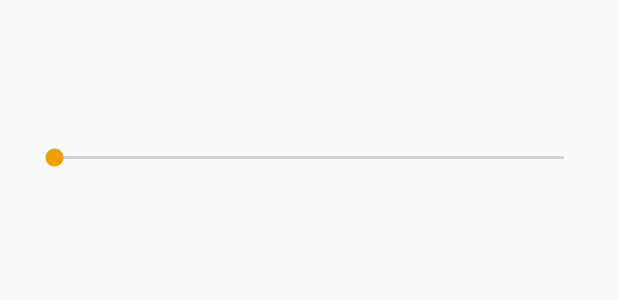
After one commit to wijnanb/acco, an Android app: the layout dialog_tempo.xml on its own in the app's theme, with its tools: preview values and no code run, on a phone screen of 412 x 824 dp. The commit adds this screen. Shown: the top 300 px of the screen. Run offline under Robolectric (Android 15) with nearby library versions, the phone set to English and light mode, and no system bars.

Commit message:
Tempo and sync bytes

```diff
--- a/Acco/app/src/main/java/be/newpage/acco/MyApplication.kt
+++ b/Acco/app/src/main/java/be/newpage/acco/MyApplication.kt
@@ -6,7 +6,12 @@ import timber.log.Timber.DebugTree
 
 class MyApplication : Application() {
 
+    companion object {
+        lateinit var preferences: Preferences
+    }
+
     override fun onCreate() {
+        preferences = Preferences(applicationContext)
         super.onCreate()
 
         Timber.plant(DebugTree())
--- /dev/null
+++ b/Acco/app/src/main/res/layout/dialog_tempo.xml
@@ -0,0 +1,23 @@
+<?xml version="1.0" encoding="utf-8"?>
+<android.support.constraint.ConstraintLayout
+    xmlns:android="http://schemas.android.com/apk/res/android"
+    xmlns:app="http://schemas.android.com/apk/res-auto"
+    android:layout_width="match_parent" android:layout_height="match_parent">
+
+    <TextView android:id="@+id/textView"
+              android:layout_width="match_parent"
+              android:layout_height="wrap_content"
+              android:layout_margin="20dp"
+              android:gravity="center_horizontal"
+              app:layout_constraintTop_toTopOf="parent"
+              android:text=""
+              android:textSize="30sp"
+    />
+
+    <SeekBar android:id="@+id/seekbar"
+             android:layout_width="match_parent"
+             android:layout_height="50dp"
+             android:layout_margin="20dp"
+             app:layout_constraintTop_toBottomOf="@id/textView"/>
+
+</android.support.constraint.ConstraintLayout>
--- a/Acco/app/src/main/res/values/strings.xml
+++ b/Acco/app/src/main/res/values/strings.xml
@@ -3,4 +3,8 @@
     <string name="select_a_track">select a track</string>
     <string name="track">Track</string>
     <string name="seconds_start_delay">%1$d seconds start delay</string>
+    <string name="with_tempo_ms">tempo: %1$dms</string>
+    <string name="ms">%1$dms</string>
+    <string name="dialog_tempo_title">Tempo</string>
+    <string name="bluetooth_not_connected">Bluetooth device not connected</string>
 </resources>
```
Also changed, not shown: Acco/app/src/main/java/be/newpage/acco/MainActivity.kt (+82 -13 lines), Acco/app/src/main/java/be/newpage/acco/Preferences.kt (added, +14 -0 lines), Acco/app/src/main/java/be/newpage/acco/Util.kt (added, +11 -0 lines), Acco/app/src/main/res/layout/activity_main.xml (+14 -3 lines), 3 other files.
